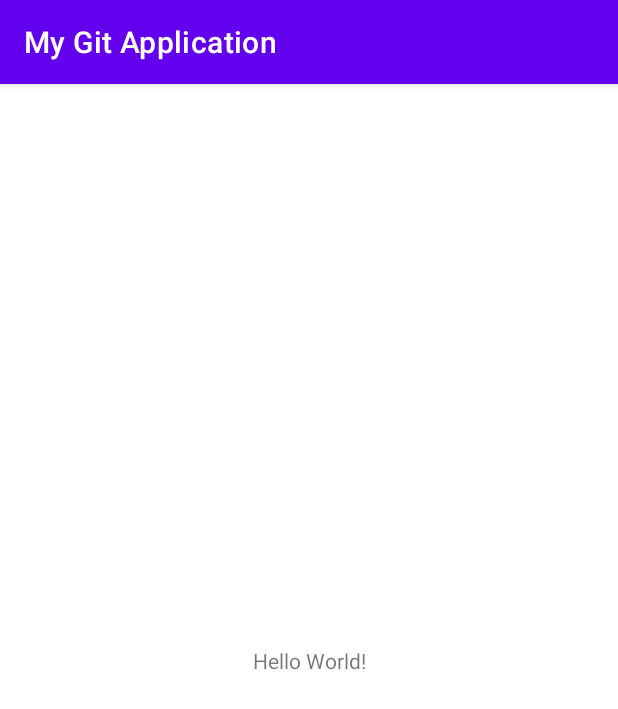
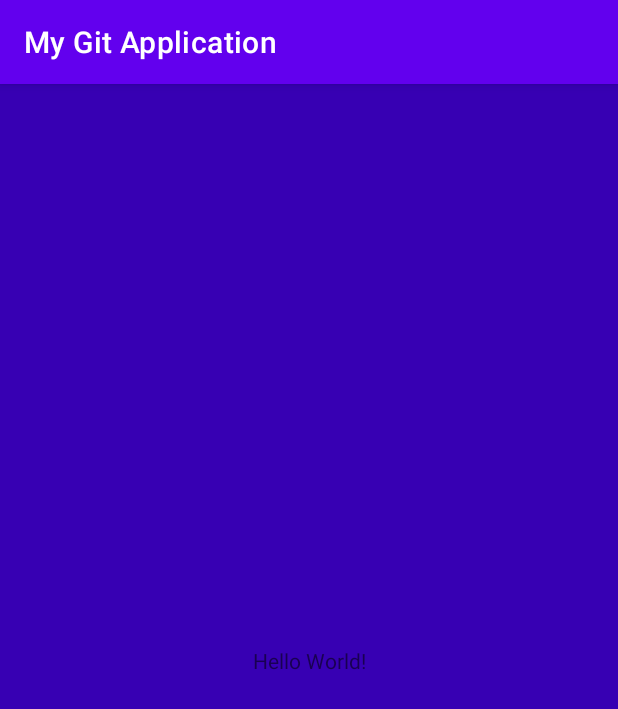
Before and after one commit to sirishavadavalli/myapp, an Android app: the screen it shows after launch (MainActivity), on a phone screen of 412 x 824 dp. Shown: the top 709 px of the screen. Run offline under Robolectric (Android 15) with nearby library versions, the phone set to English and light mode, and no system bars.

Commit message:
mainactivity layout background color chnaged

```diff
--- a/app/src/main/res/layout/activity_main.xml
+++ b/app/src/main/res/layout/activity_main.xml
@@ -3,6 +3,7 @@
     xmlns:app="http://schemas.android.com/apk/res-auto"
     xmlns:tools="http://schemas.android.com/tools"
     android:layout_width="match_parent"
+    android:background="@color/purple_700"
     android:layout_height="match_parent"
     tools:context=".MainActivity">
 
```
